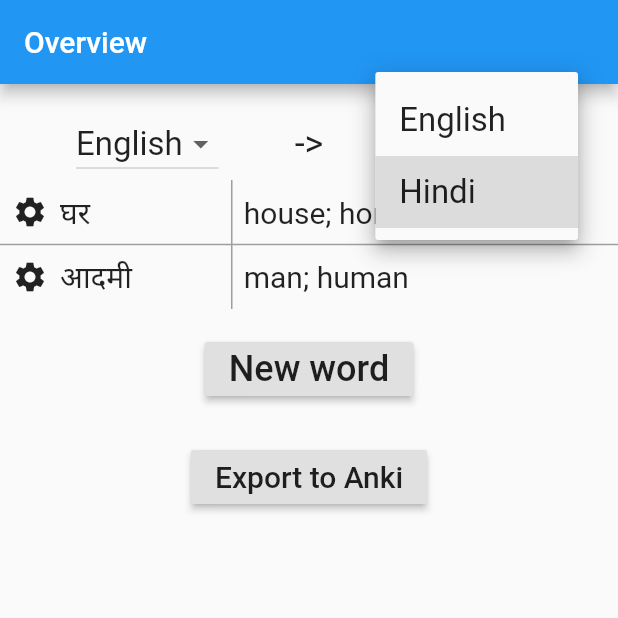
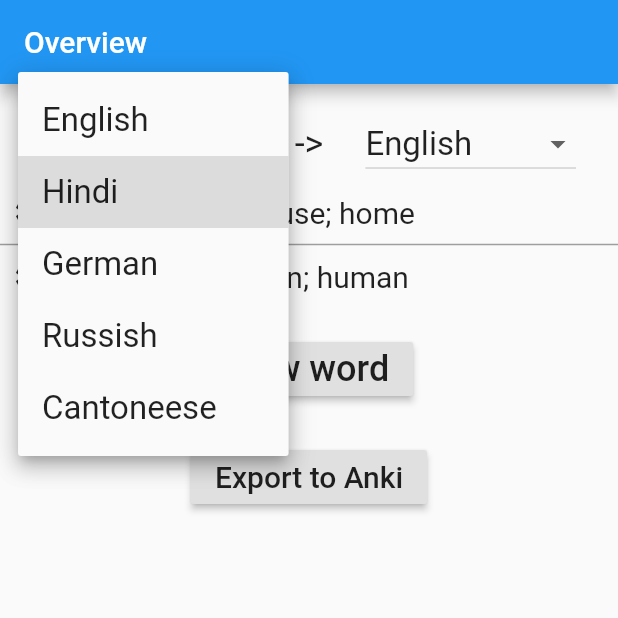
Before and after one commit to Silas-Germany/vocab_list, a Flutter app: the GeneralStatefulWidget screen opened directly, after a tap on "Hindi", on a phone screen of 412 x 824 dp, the top half of it. Run offline on Flutter 3.47's test engine with Material 2 defaults, Android fonts, the phone set to English and light mode, and no system bars; generated files the repository leaves out were written again.

Commit message:
Adding and editing words working, getting data from Google

```diff
--- a/lib/add_word.dart
+++ b/lib/add_word.dart
@@ -1,6 +1,9 @@
+
+import 'dart:convert';
 
 import 'package:flutter/cupertino.dart';
 import 'package:flutter/material.dart';
+import 'package:http/http.dart' as http;
 
 import 'generated/l10n.dart';
 import 'helper.dart';
@@ -9,23 +12,36 @@ class EditWord extends State<GeneralStatefulWidget> {
 
   String currentWord;
   final bool newWord;
-  final Set<String> selectedTranslations;
-  final Map<String, Map<String, List<String>>> translations = {
-    "Noun": {
-      "house": ["घर"],
-      "home": ["घर"],
-    }
-  };
+  final Set<String> selectedTranslations = Set();
+  String mainTranslation;
+  Map<String, Map<String, List<String>>> translations = {};
   final customTranslationListener = TextEditingController();
+  final languageCode1;
+  final languageCode2;
+  final wordEntryController;
 
-  EditWord({MapEntry<String, String> currentWord}) :
-        newWord = currentWord == null,
-        currentWord = currentWord?.key,
-        selectedTranslations = currentWord?.value?.split(("; "))?.toSet() ?? Set() {
-    customTranslationListener.text = selectedTranslations.where(
-            (translation) => !translations.containsKey(translation)
-    ).join("\n");
+  EditWord(MapEntry<String, String> languageCodes, {MapEntry<String, String> word}) :
+        newWord = word == null,
+        currentWord = word?.key,
+        languageCode1 = languageCodes.key,
+        languageCode2 = languageCodes.value,
+        wordEntryController = TextEditingController(text: word?.key ?? "") {
+    init(word.value);
   }
+
+  init(String previousTranslations) async {
+    if (!newWord) await updateWord(currentWord);
+    previousTranslations?.split("; ")?.forEach((translation) {
+      if (translations.values.any((existingTranslations) => existingTranslations.containsKey(translation))) {
+        selectedTranslations.add(translation);
+      } else {
+        if (customTranslationListener.text.isNotEmpty) customTranslationListener.text += "\n";
+        customTranslationListener.text += translation;
+      }
+    });
+    return super.initState();
+  }
+
 
   @override
   Widget build(BuildContext context) => Scaffold(
@@ -40,36 +56,21 @@ class EditWord extends State<GeneralStatefulWidget> {
           children: [
             textEntryField,
             const SizedBox(height: 32),
+            translationField(mainTranslation)
           ] + translations.entries.map((category) => <Widget>[
             Text(category.key, style: TextStyle(fontSize: 24)),
             const SizedBox(width: 24),
-          ] + category.value.entries.map((translation) => Row(
-            children: [
-              Checkbox(
-                value: selectedTranslations.contains(translation.key),
-                onChanged: (value) {
-                  setState(() {
-                    if (value) selectedTranslations.add(translation.key);
-                    else selectedTranslations.remove(translation.key);
-                  });
-                },
-              ),
-              Text(translation.key, style: TextStyle(fontSize: 16)),
-              const SizedBox(width: 8),
-              Text("(${translation.value.join(",")})",
-                style: TextStyle(fontSize: 16),
-              )
-            ],
-          )).toList() + [
-            TextField(
+          ] + category.value.entries.map(
+                  (translation) => translationField(translation.key, backTranslations: translation.value)
+          ).toList(),
+          ).expand((entry) => entry).toList() + [
+            currentWord?.isEmpty != false ? SizedBox() : TextField(
               controller: customTranslationListener,
               maxLines: null,
               decoration: InputDecoration(
                 hintText: S.of(context).customTranslation,
               ),
-            )
-          ],
-          ).expand((entry) => entry).toList() + [
+            ),
             SizedBox(height: 32),
             Center(
               child: RaisedButton(
@@ -92,13 +93,62 @@ class EditWord extends State<GeneralStatefulWidget> {
   );
 
   Widget get textEntryField => TextField(
-    controller: TextEditingController(text: currentWord ?? ""),
-    onChanged: (value) {
-      currentWord = value;
-    },
+    autofocus: true,
+    controller: wordEntryController,
+    onChanged: (value) => updateWord(value),
     decoration: InputDecoration(
         hintText: S.of(context).enterWord,
         border: OutlineInputBorder()
     ),
   );
+
+  Widget translationField(String translation, {List<String> backTranslations}) {
+    if (translation == null) return SizedBox();
+    final checkboxValue = selectedTranslations.contains(translation);
+    return InkWell(
+      child: Row(
+        children: [
+          Checkbox(
+            value: selectedTranslations.contains(translation),
+            onChanged: (_) {},
+          ),
+          Text(translation, style: TextStyle(fontSize: 16)),
+          const SizedBox(width: 8),
+          backTranslations == null ? SizedBox() : Expanded(
+            child: Text("(${backTranslations.join(", ")})",
+              style: TextStyle(fontSize: 16),
+            ),
+          ),
+        ],
+      ),
+      onTap: () {
+        setState(() {
+          if (!checkboxValue) selectedTranslations.add(translation);
+          else selectedTranslations.remove(translation);
+        });
+      },
+    );
+  }
+
+  updateWord(word) async {
+    final response = await http.get("https://translate.googleapis.com/translate_a/single?client=gtx&sl="
+        "$languageCode1&tl=$languageCode2&dt=bd&dt=t&q=$word");
+    setState(() {
+      translations.clear();
+      selectedTranslations.clear();
+      final List<dynamic> jsonResponse = json.decode(response.body);
+      mainTranslation = ((jsonResponse[0] as List<dynamic>)?.first as List<dynamic>)?.first;
+      selectedTranslations.add(mainTranslation);
+      (jsonResponse[1] as List<dynamic>)?.forEach((gTranslation) {
+        final String category = gTranslation[0];
+        translations[category] = {};
+        (gTranslation[2] as List<dynamic>).forEach((translationAndBack) {
+          final String translation = translationAndBack[0];
+          final List<dynamic> backTranslations = translationAndBack[1];
+          translations[category][translation] = backTranslations.map((entry) => entry as String).toList();
+        });
+      });
+      currentWord = word;
+    });
+  }
 }
--- a/lib/l10n/intl_en.arb
+++ b/lib/l10n/intl_en.arb
@@ -6,6 +6,9 @@
 
   "english": "English",
   "hindi": "Hindi",
+  "german": "German",
+  "russish": "Russish",
+  "cantoneese": "Cantoneese",
 
   "newWord": "New word",
   "export": "Export to Anki",
--- a/lib/overview.dart
+++ b/lib/overview.dart
@@ -8,10 +8,17 @@ import 'generated/l10n.dart';
 
 class Overview extends State<GeneralStatefulWidget> {
 
-  static const availableLanguageCode = ["en", "hi"];
+  static const availableLanguageCode = [
+    "en",
+    "hi",
+    "de",
+    "ru",
+    "zh-TW",
+  ];
 
-  final firstLanguageCodeNotifier = ValueNotifier(availableLanguageCode[0]);
-  final secondLanguageCodeNotifier = ValueNotifier(availableLanguageCode[1]);
+  final languageCode1Notifier = ValueNotifier(availableLanguageCode[1]);
+  final languageCode2Notifier = ValueNotifier(availableLanguageCode[0]);
+  MapEntry<String, String> get languageCodes => MapEntry(languageCode1Notifier.value, languageCode2Notifier.value);
 
   final wordList = {
     "घर": "house; home",
@@ -21,16 +28,16 @@ class Overview extends State<GeneralStatefulWidget> {
   @override
   void initState() {
     super.initState();
-    firstLanguageCodeNotifier.addListener(() {
-      if (firstLanguageCodeNotifier.value == secondLanguageCodeNotifier.value) {
-        final sameCode = firstLanguageCodeNotifier.value;
-        secondLanguageCodeNotifier.value = availableLanguageCode.firstWhere((code) => code != sameCode);
+    languageCode1Notifier.addListener(() {
+      if (languageCode1Notifier.value == languageCode2Notifier.value) {
+        final sameCode = languageCode1Notifier.value;
+        languageCode2Notifier.value = availableLanguageCode.firstWhere((code) => code != sameCode);
       } else setState(() {});
     });
-    secondLanguageCodeNotifier.addListener(() {
-      if (firstLanguageCodeNotifier.value == secondLanguageCodeNotifier.value) {
-        final sameCode = firstLanguageCodeNotifier.value;
-        firstLanguageCodeNotifier.value = availableLanguageCode.firstWhere((code) => code != sameCode);
+    languageCode2Notifier.addListener(() {
+      if (languageCode1Notifier.value == languageCode2Notifier.value) {
+        final sameCode = languageCode1Notifier.value;
+        languageCode1Notifier.value = availableLanguageCode.firstWhere((code) => code != sameCode);
       } else setState(() {});
     });
   }
@@ -46,9 +53,9 @@ class Overview extends State<GeneralStatefulWidget> {
           Row(
             mainAxisAlignment: MainAxisAlignment.spaceEvenly,
             children: [
-              GeneralStatefulWidget(() => LanguageSelector(firstLanguageCodeNotifier)),
+              GeneralStatefulWidget(() => LanguageSelector(languageCode1Notifier)),
               Text("->", style: TextStyle(fontSize: 24)),
-              GeneralStatefulWidget(() => LanguageSelector(secondLanguageCodeNotifier)),
+              GeneralStatefulWidget(() => LanguageSelector(languageCode2Notifier)),
             ],
           ),
           Table(
@@ -82,7 +89,7 @@ class Overview extends State<GeneralStatefulWidget> {
             child: Text(S.of(context).newWord, style: const TextStyle(fontSize: 24)),
             onPressed: () async {
               final word = await Navigator.of(context).push<MapEntry<String, String>>(MaterialPageRoute(
-                  builder: (context) => GeneralStatefulWidget(() => EditWord())
+                  builder: (context) => GeneralStatefulWidget(() => EditWord(languageCodes))
               ));
               if (word != null) wordList[word.key] = word.value;
             },
@@ -114,7 +121,7 @@ class Overview extends State<GeneralStatefulWidget> {
         switch(item) {
           case 0: {
             Navigator.of(context).push<MapEntry<String, String>>(MaterialPageRoute(
-                builder: (context) => GeneralStatefulWidget(() => EditWord(currentWord: word))
+                builder: (context) => GeneralStatefulWidget(() => EditWord(languageCodes, word: word))
             )).then((newWord) {
               if (newWord != null) {
                 wordList.remove(word.key);
@@ -163,21 +170,23 @@ class LanguageSelector extends State<GeneralStatefulWidget> {
 
   static const dropDownStyle = TextStyle(fontSize: 22);
 
-  @override Widget build(BuildContext context) =>
-      DropdownButton<String>(
-        value: languageCodeNotifier.value,
-        items: [
-          DropdownMenuItem(
-            value: "en",
-            child: Text(S.of(context).english, style: dropDownStyle),
-          ),
-          DropdownMenuItem(
-            value: "hi",
-            child: Text(S.of(context).hindi, style: dropDownStyle),
-          ),
-        ],
-        onChanged: (String value) {
-          languageCodeNotifier.value = value;
-        },
-      );
+  @override Widget build(BuildContext context) {
+    final availableLanguages = {
+      "en": S.of(context).english,
+      "hi": S.of(context).hindi,
+      "de": S.of(context).german,
+      "ru": S.of(context).russish,
+      "zh-TW": S.of(context).cantoneese,
+    };
+    return DropdownButton<String>(
+      value: languageCodeNotifier.value,
+      items: availableLanguages.entries.map((language) => DropdownMenuItem(
+        value: language.key,
+        child: Text(language.value, style: dropDownStyle),
+      )).toList(),
+      onChanged: (String value) {
+        languageCodeNotifier.value = value;
+      },
+    );
+  }
 }
--- a/pubspec.yaml
+++ b/pubspec.yaml
@@ -6,6 +6,7 @@ environment:
   sdk: ">=2.1.0 <3.0.0"
 
 dependencies:
+  http: 0.12.0+4
   flutter_localizations:
     sdk: flutter
   flutter:
```
